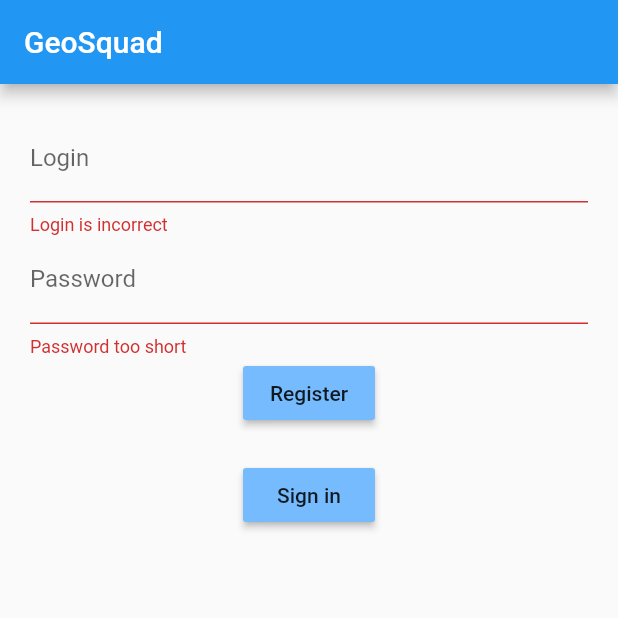
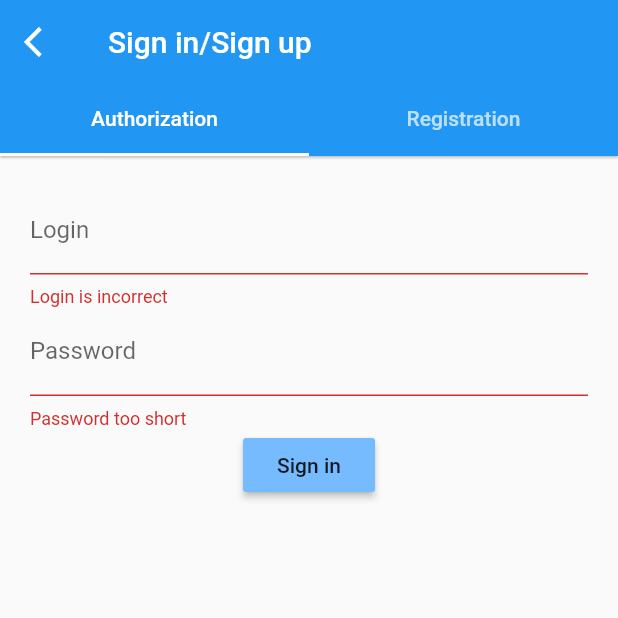
Before and after one commit to DeltaEpsilon7787/GeoPointMain, a Flutter app: the screen it shows after launch, on a phone screen of 412 x 824 dp, the top half of it. Run offline on Flutter 3.47's test engine with Material 2 defaults, Android fonts, the phone set to English and light mode, and no system bars; our stand-ins replace flutter_map, latlong, shared_preferences; missing offline and left inert: flutter_background_geolocation; network calls fail.

Commit message:
Добавлено: auth_page. Переписано login_page и register_page

```diff
--- /dev/null
+++ b/lib/components/auth_page.dart
@@ -0,0 +1,51 @@
+import 'package:flutter/material.dart';
+import 'login_page.dart';
+import 'register_page.dart';
+
+class Authentication extends StatefulWidget{
+  @override
+  _AuthenticationState createState() => new _AuthenticationState();
+}
+
+class _AuthenticationState extends State<Authentication> with SingleTickerProviderStateMixin{
+
+  TabController _tabController;
+
+  @override
+  void initState(){
+    super.initState();
+    _tabController = new TabController(vsync: this, initialIndex: 0, length: 2);
+  }
+
+  @override
+  Widget build(BuildContext context){
+    return new Scaffold(
+      resizeToAvoidBottomPadding: false,
+      appBar: new AppBar(
+        leading: new IconButton(
+          icon: new Icon(Icons.arrow_back_ios),
+          onPressed: () {},
+        ),
+        title: new Text("Sign in/Sign up"),
+        elevation: 0.7,
+        bottom: new TabBar(
+          controller: _tabController,
+          indicatorColor: Colors.white,
+          tabs: <Widget>[
+            new Tab(
+              text: "Authorization",
+            ),
+            new Tab(text: "Registration")
+          ],
+        ),
+      ),
+      body: new TabBarView(
+        controller: _tabController,
+        children: <Widget>[
+          new LoginPage(),
+          new RegisterPage(),
+        ],
+      ),
+    );
+  }
+}
--- a/lib/components/login_page.dart
+++ b/lib/components/login_page.dart
@@ -128,16 +128,6 @@ class _LoginPageState extends State<LoginPage> {
             ),
             new RaisedButton(
               color: new Color(0xff75bbfd),
-              child: new Text("Register"),
-              onPressed: () {
-                Navigator.of(context).pushNamed('/auth');
-              },
-            ),
-            new Padding(
-              padding: new EdgeInsets.only(top: 20.0),
-            ),
-            new RaisedButton(
-              color: new Color(0xff75bbfd),
               child: new Text(
                 "Sign in",
               ),
--- a/lib/components/register_page.dart
+++ b/lib/components/register_page.dart
@@ -9,7 +9,6 @@ class _RegisterPageState extends State<RegisterPage> {
   @override
   Widget build(BuildContext context) {
     return Scaffold(
-      appBar: AppBar(title: Text('Register')),
     );
   }
 }
--- a/lib/main.dart
+++ b/lib/main.dart
@@ -4,6 +4,7 @@ import 'package:geosquad/components/login_page.dart';
 import 'package:geosquad/components/register_page.dart';
 import 'package:geosquad/components/map_page.dart';
 import 'package:geosquad/components/profile_page.dart';
+import 'package:geosquad/components/auth_page.dart';
 
 void main() => runApp(App());
 
@@ -42,7 +43,6 @@ class MainPage extends StatelessWidget {
   @override
   Widget build(BuildContext context) {
     return new Scaffold(
-        body: new LoginPage(),
-        appBar: new AppBar(title: new Text('GeoSquad')));
+        body: new Authentication());
   }
 }
--- a/pubspec.yaml
+++ b/pubspec.yaml
@@ -28,7 +28,7 @@ dependencies:
   shared_preferences: ^0.5.3
   flutter_background_geolocation: '^1.0.9'
   flutter_map: '^0.5.0'
-  geolocator: '^5.0.1'
+  #geolocator: '^5.0.1'
 
 dev_dependencies:
   flutter_test:
```
Also changed, not shown: pubspec.lock, 1 other file.
